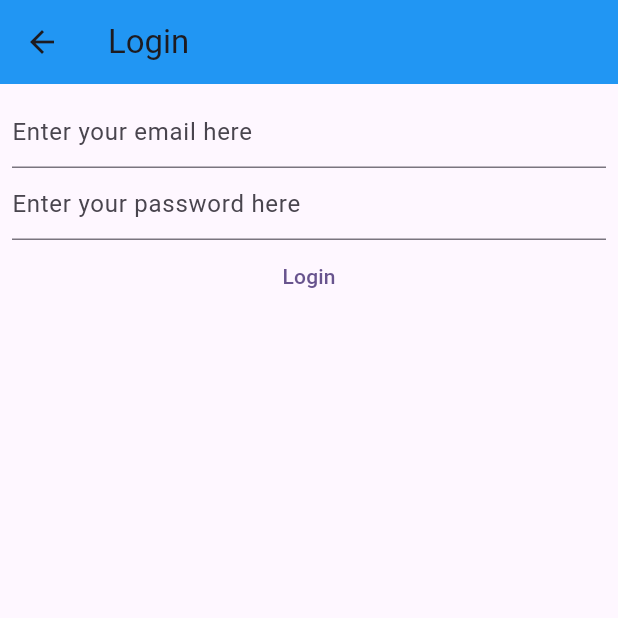
After one commit to simgit18/Mynotes, a Flutter app: the LoginView screen opened directly, after a tap on "Login", on a phone screen of 412 x 824 dp, the top half of it. The commit adds this screen. Run offline on Flutter 3.47's test engine with Material 3 defaults, Android fonts, the phone set to English and light mode, and no system bars; our stand-ins replace firebase_auth, firebase_core; accounts and stored records are empty; network calls fail.

Commit message:
create login and register views

```diff
--- /dev/null
+++ b/mynotes/lib/views/login_view.dart
@@ -0,0 +1,94 @@
+import 'package:firebase_auth/firebase_auth.dart';
+import 'package:firebase_core/firebase_core.dart';
+import 'package:flutter/material.dart';
+import 'package:mynotes/firebase_options.dart';
+
+
+class LoginView extends StatefulWidget {
+  const LoginView({super.key});
+
+  @override
+  State<LoginView> createState() => _LoginViewState();
+}
+
+class _LoginViewState extends State<LoginView> {
+  late final TextEditingController _email;
+  late final TextEditingController _password;
+
+  @override
+  void initState() {
+    _email = TextEditingController();
+    _password = TextEditingController();
+    super.initState();
+  }
+
+  @override
+  void dispose() {
+    _email.dispose();
+    _password.dispose();
+    super.dispose();
+  }
+  @override
+  Widget build(BuildContext context) {
+    return Scaffold(
+      appBar: AppBar(title: const Text('Login'), backgroundColor: Colors.blue,
+      ),
+      body: FutureBuilder(future: Firebase.initializeApp(options: DefaultFirebaseOptions.currentPlatform),
+      builder: (context,snapshot){
+        switch(snapshot.connectionState){
+
+          case ConnectionState.done:
+            return Padding(
+        padding: const EdgeInsets.all(8.0),
+        child: Column(
+          children: [
+            TextField(controller: _email,
+            enableSuggestions: false,
+            autocorrect: false,
+            keyboardType: TextInputType.emailAddress,
+            decoration: const InputDecoration(
+              hintText: "Enter your email here"
+            ),),
+            TextField(controller: _password,
+            obscureText: true,
+            autocorrect: false,
+            enableSuggestions: false,
+            decoration: const InputDecoration(
+              hintText: "Enter your password here"
+            ),),
+            TextButton(
+              onPressed: () async {
+
+                try{
+                  final email = _email.text;
+                final password = _password.text;
+                await FirebaseAuth.instance.signInWithEmailAndPassword(email: email, password: password);
+                const credential = UserCredential;
+                print(credential);
+
+                }
+                on FirebaseAuthException catch(e){
+                  print(e.code);
+                }
+                catch(e){
+                  print("something bad happened");
+                  print(e);
+                }
+
+
+              },
+              child: const Text('Login')),
+          ],
+        ),
+      );
+
+      default:
+      return const Text("Loading....");
+
+        }
+
+      }),
+    );
+
+}
+}
--- /dev/null
+++ b/mynotes/lib/views/register_view.dart
@@ -0,0 +1,86 @@
+import 'package:firebase_auth/firebase_auth.dart';
+import 'package:firebase_core/firebase_core.dart';
+
+import 'package:flutter/material.dart';
+import 'package:mynotes/firebase_options.dart';
+
+class RegisterView extends StatefulWidget {
+  const RegisterView({super.key});
+
+  @override
+  State<RegisterView> createState() => _RegisterViewState();
+}
+
+class _RegisterViewState extends State<RegisterView> {
+
+  late final TextEditingController _email;
+  late final TextEditingController _password;
+
+  @override
+  void initState() {
+    _email = TextEditingController();
+    _password = TextEditingController();
+    super.initState();
+  }
+
+  @override
+  void dispose() {
+    _email.dispose();
+    _password.dispose();
+    super.dispose();
+  }
+  @override
+  Widget build(BuildContext context) {
+    return Scaffold(
+      appBar: AppBar(title: const Text('Registers'), backgroundColor: Colors.blue,
+      ),
+      body: FutureBuilder(future: Firebase.initializeApp(options: DefaultFirebaseOptions.currentPlatform),
+      builder: (context,snapshot){
+        switch(snapshot.connectionState){
+
+          case ConnectionState.done:
+            return Padding(
+        padding: const EdgeInsets.all(8.0),
+        child: Column(
+          children: [
+            TextField(controller: _email,
+            enableSuggestions: false,
+            autocorrect: false,
+            keyboardType: TextInputType.emailAddress,
+            decoration: const InputDecoration(
+              hintText: "Enter your email here"
+            ),),
+            TextField(controller: _password,
+            obscureText: true,
+            autocorrect: false,
+            enableSuggestions: false,
+            decoration: const InputDecoration(
+              hintText: "Enter your password here"
+            ),),
+            TextButton(
+              onPressed: () async {
+
+
+
+                final email = _email.text;
+                final password = _password.text;
+                await FirebaseAuth.instance.createUserWithEmailAndPassword(email: email, password: password);
+                print(UserCredential);
+              },
+              child: const Text('Register')),
+          ],
+        ),
+      );
+
+      default:
+      return const Text("Loading....");
+
+        }
+
+      })
+      ,
+    );
+
+
+}
+}
```
Also changed, not shown: mynotes/lib/main.dart (+15 -77 lines).
